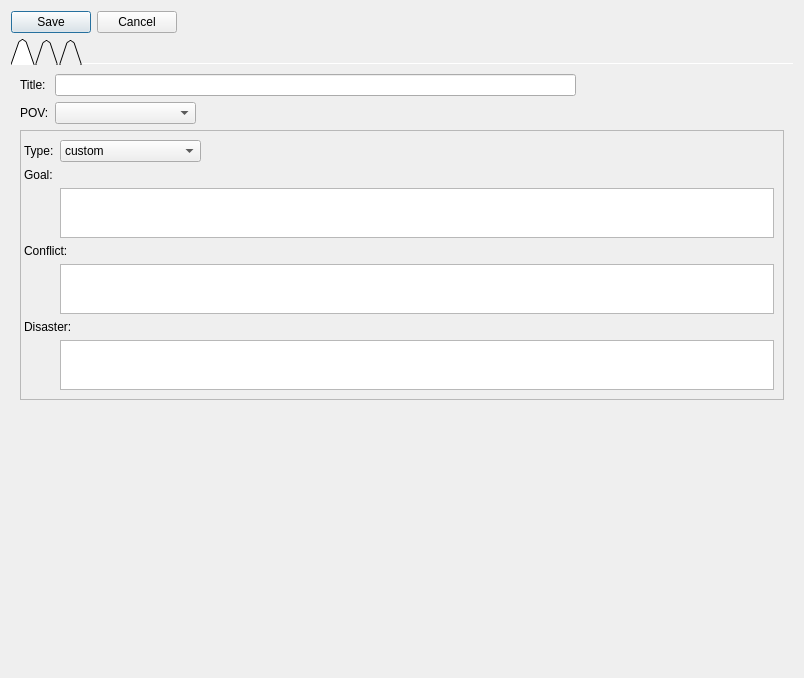
Above: ui/scene_editor.ui from zkovari/plotlyst before the change. Below: the same form after it.
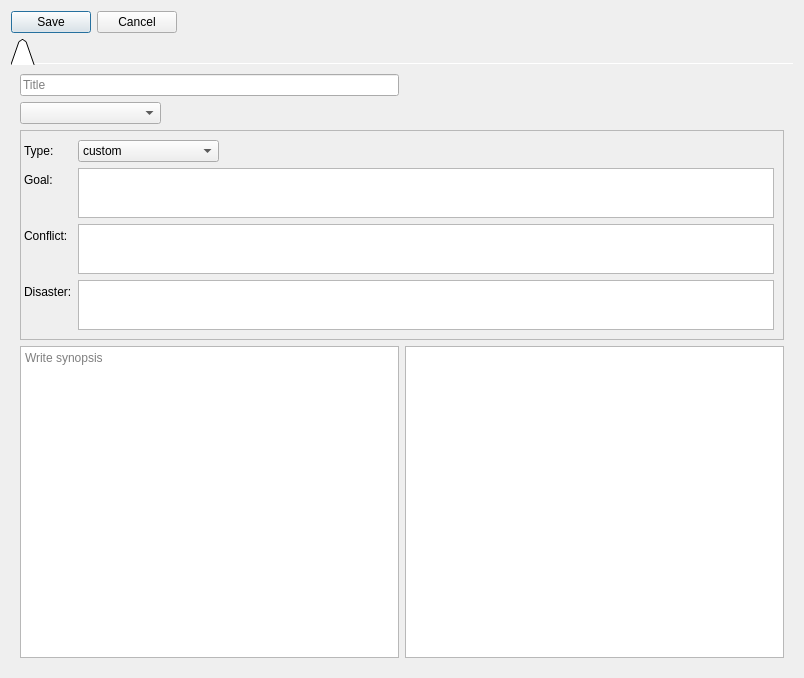
That is the form after the change.

Commit message: Move synopsis and characters to the same view in scene editor

The edit to the form file:
```diff
--- a/ui/scene_editor.ui
+++ b/ui/scene_editor.ui
@@ -45,42 +45,8 @@
       <attribute name="title">
        <string/>
       </attribute>
-      <layout class="QFormLayout" name="formLayout_2">
-       <item row="0" column="0">
-        <widget class="QLabel" name="label">
-         <property name="text">
-          <string>Title:</string>
-         </property>
-        </widget>
-       </item>
-       <item row="0" column="1">
-        <widget class="QLineEdit" name="lineTitle">
-         <property name="maximumSize">
-          <size>
-           <width>521</width>
-           <height>16777215</height>
-          </size>
-         </property>
-        </widget>
-       </item>
-       <item row="1" column="0">
-        <widget class="QLabel" name="label_2">
-         <property name="text">
-          <string>POV:</string>
-         </property>
-        </widget>
-       </item>
-       <item row="1" column="1">
-        <widget class="QComboBox" name="cbPov">
-         <property name="maximumSize">
-          <size>
-           <width>141</width>
-           <height>16777215</height>
-          </size>
-         </property>
-        </widget>
-       </item>
-       <item row="2" column="0" colspan="2">
+      <layout class="QGridLayout" name="gridLayout">
+       <item row="3" column="0" colspan="2" alignment="Qt::AlignTop">
         <widget class="QFrame" name="frame">
          <property name="frameShape">
           <enum>QFrame::StyledPanel</enum>
@@ -124,31 +90,31 @@
             </item>
            </widget>
           </item>
-          <item row="2" column="0" colspan="2">
+          <item row="1" column="1">
+           <widget class="QTextEdit" name="textEvent1">
+            <property name="maximumSize">
+             <size>
+              <width>16777215</width>
+              <height>50</height>
+             </size>
+            </property>
+           </widget>
+          </item>
+          <item row="1" column="0">
            <widget class="QLabel" name="lblType1">
             <property name="text">
              <string>Goal:</string>
             </property>
            </widget>
           </item>
-          <item row="3" column="1">
-           <widget class="QTextEdit" name="textEvent1">
-            <property name="maximumSize">
-             <size>
-              <width>16777215</width>
-              <height>50</height>
-             </size>
-            </property>
-           </widget>
-          </item>
-          <item row="4" column="0" colspan="2">
+          <item row="3" column="0">
            <widget class="QLabel" name="lblType2">
             <property name="text">
              <string>Conflict:</string>
             </property>
            </widget>
           </item>
-          <item row="6" column="1">
+          <item row="3" column="1">
            <widget class="QTextEdit" name="textEvent2">
             <property name="sizePolicy">
              <sizepolicy hsizetype="Expanding" vsizetype="Preferred">
@@ -164,64 +130,27 @@
             </property>
            </widget>
           </item>
-          <item row="7" column="0" colspan="2">
+          <item row="5" column="1">
+           <widget class="QTextEdit" name="textEvent3">
+            <property name="maximumSize">
+             <size>
+              <width>16777215</width>
+              <height>50</height>
+             </size>
+            </property>
+           </widget>
+          </item>
+          <item row="5" column="0">
            <widget class="QLabel" name="lblType3">
             <property name="text">
              <string>Disaster:</string>
             </property>
            </widget>
           </item>
-          <item row="8" column="1">
-           <widget class="QTextEdit" name="textEvent3">
-            <property name="maximumSize">
-             <size>
-              <width>16777215</width>
-              <height>50</height>
-             </size>
-            </property>
-           </widget>
-          </item>
          </layout>
         </widget>
        </item>
-       <item row="3" column="1">
-        <spacer name="verticalSpacer">
-         <property name="orientation">
-          <enum>Qt::Vertical</enum>
-         </property>
-         <property name="sizeHint" stdset="0">
-          <size>
-           <width>20</width>
-           <height>40</height>
-          </size>
-         </property>
-        </spacer>
-       </item>
-      </layout>
-     </widget>
-     <widget class="QWidget" name="tabSynopsis">
-      <attribute name="title">
-       <string/>
-      </attribute>
-      <layout class="QVBoxLayout" name="verticalLayout_3">
-       <item>
-        <widget class="QTextEdit" name="textSynopsis">
-         <property name="autoFormatting">
-          <set>QTextEdit::AutoBulletList</set>
-         </property>
-         <property name="placeholderText">
-          <string>Write synopsis</string>
-         </property>
-        </widget>
-       </item>
-      </layout>
-     </widget>
-     <widget class="QWidget" name="tabCharacters">
-      <attribute name="title">
-       <string/>
-      </attribute>
-      <layout class="QVBoxLayout" name="verticalLayout_4">
-       <item>
+       <item row="4" column="1">
         <widget class="QTableView" name="tblCharacters">
          <property name="selectionMode">
           <enum>QAbstractItemView::NoSelection</enum>
@@ -240,6 +169,39 @@
          </attribute>
         </widget>
        </item>
+       <item row="0" column="0">
+        <widget class="QLineEdit" name="lineTitle">
+         <property name="maximumSize">
+          <size>
+           <width>521</width>
+           <height>16777215</height>
+          </size>
+         </property>
+         <property name="placeholderText">
+          <string>Title</string>
+         </property>
+        </widget>
+       </item>
+       <item row="1" column="0">
+        <widget class="QComboBox" name="cbPov">
+         <property name="maximumSize">
+          <size>
+           <width>141</width>
+           <height>16777215</height>
+          </size>
+         </property>
+        </widget>
+       </item>
+       <item row="4" column="0">
+        <widget class="QTextEdit" name="textSynopsis">
+         <property name="autoFormatting">
+          <set>QTextEdit::AutoBulletList</set>
+         </property>
+         <property name="placeholderText">
+          <string>Write synopsis</string>
+         </property>
+        </widget>
+       </item>
       </layout>
      </widget>
     </widget>
```
The commit also changes 1 other file.
